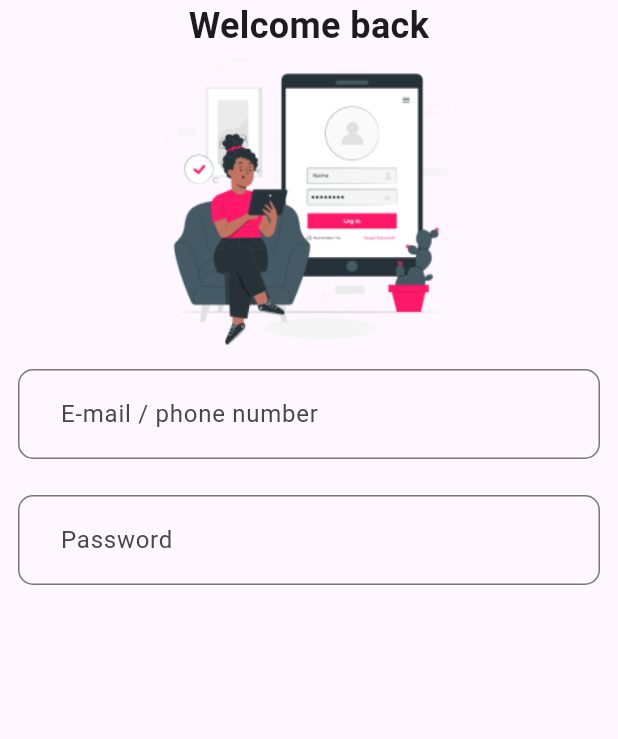
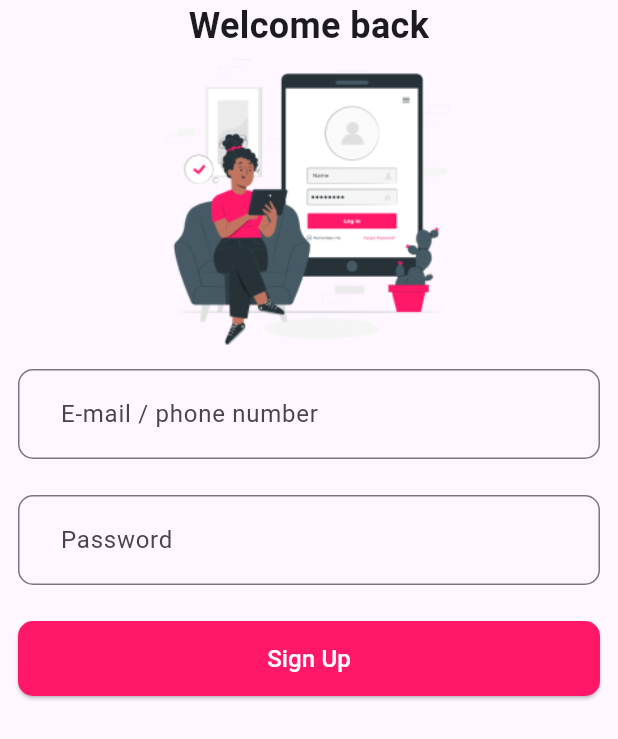
Before and after one commit to ZahraaM95/Diva, a Flutter app: the screen it shows after launch, on a phone screen of 412 x 824 dp. Shown: the top 739 px of the screen. Run offline on Flutter 3.47's test engine with Material 3 defaults, Android fonts, the phone set to English and light mode, and no system bars; our stand-ins replace flutter_screenutil.

Commit message:
create and added AppTextButton

```diff
--- /dev/null
+++ b/lib/core/widgets/app_text_btton.dart
@@ -0,0 +1,30 @@
+
+import 'package:flutter/material.dart';
+
+class AppTextButton extends StatelessWidget {
+  const AppTextButton({
+    super.key,
+  });
+
+  @override
+  Widget build(BuildContext context) {
+    return Padding(
+      padding: const EdgeInsets.all(12.0),
+      child: ElevatedButton(
+          onPressed: () {},
+          style: ElevatedButton.styleFrom(
+            backgroundColor: const Color(0xFFff1768),
+            minimumSize: const Size(double.infinity, 50),
+            shape: const RoundedRectangleBorder(
+              borderRadius: BorderRadius.all(
+                Radius.circular(10.0),
+              ),
+            ),
+          ),
+          child: const Text(
+            'Sign Up',
+            style: TextStyle(fontSize: 16, color: Colors.white),
+          )),
+    );
+  }
+}
--- a/lib/features/sign_up/ui/sign_up_screen.dart
+++ b/lib/features/sign_up/ui/sign_up_screen.dart
@@ -1,4 +1,6 @@
 import 'package:flutter/material.dart';
+
+import '../../../core/widgets/app_text_btton.dart';
 
 class SignupScreen extends StatelessWidget {
   const SignupScreen({super.key});
@@ -23,6 +25,8 @@ class SignupScreen extends StatelessWidget {
               const AddFormField(
                 hintText: ' Password ',
               ),
+              const AppTextButton(),
+              const SizedBox(height: 20),
 
             ],
           ),
```
